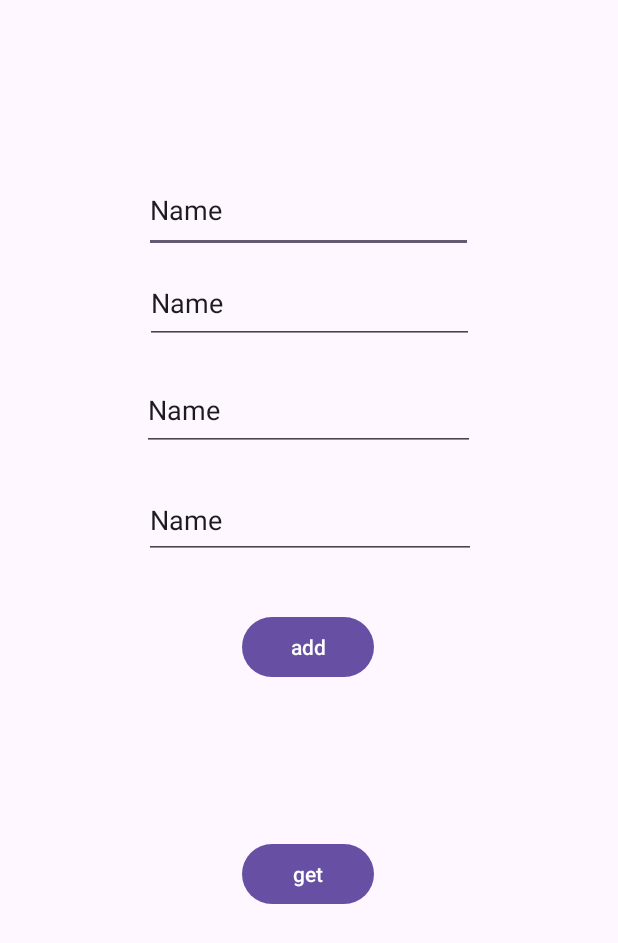
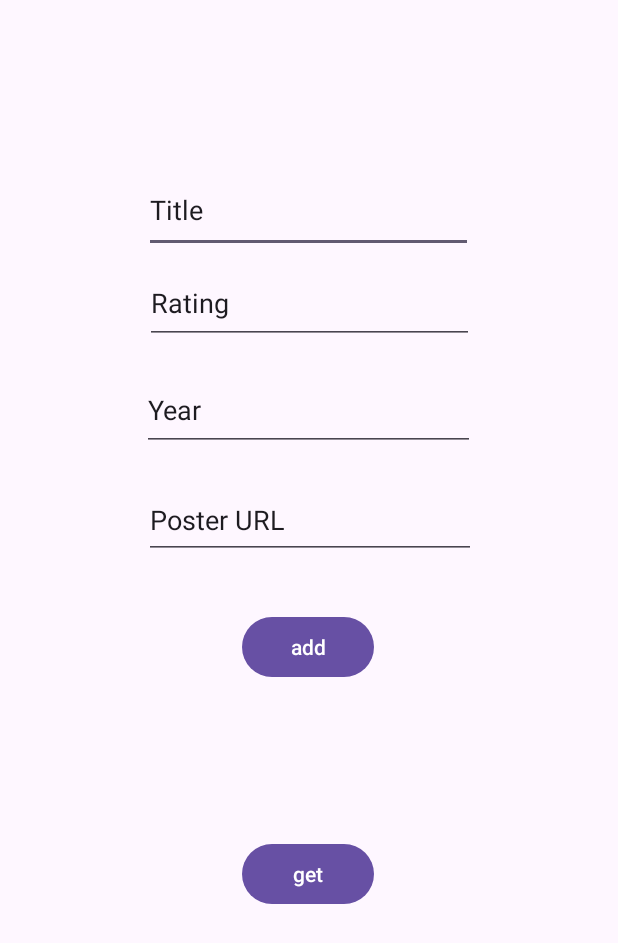
Before and after one commit to Mackintac/COMP3025-Assignment2-v2, an Android app: the MainActivity screen opened directly, with no data from a screen before it, on a phone screen of 412 x 824 dp. Shown: the top 943 px of the screen. Run offline under Robolectric (Android 15) with nearby library versions, the phone set to English and light mode, and no system bars; our stand-ins replace Firebase (no records; nobody signed in at launch, a user with empty details on screens opened directly).

Commit message:
update text

```diff
--- a/app/src/main/res/layout/activity_main.xml
+++ b/app/src/main/res/layout/activity_main.xml
@@ -37,7 +37,7 @@
         android:layout_height="57dp"
         android:ems="10"
         android:inputType="text"
-        android:text="Name"
+        android:text="Title"
         app:layout_constraintBottom_toBottomOf="parent"
         app:layout_constraintEnd_toEndOf="parent"
         app:layout_constraintHorizontal_bias="0.497"
@@ -51,7 +51,7 @@
         android:layout_height="54dp"
         android:ems="10"
         android:inputType="text"
-        android:text="Name"
+        android:text="Rating"
         app:layout_constraintBottom_toBottomOf="parent"
         app:layout_constraintEnd_toEndOf="parent"
         app:layout_constraintStart_toStartOf="parent"
@@ -64,7 +64,7 @@
         android:layout_height="54dp"
         android:ems="10"
         android:inputType="text"
-        android:text="Name"
+        android:text="Year"
         app:layout_constraintBottom_toBottomOf="parent"
         app:layout_constraintEnd_toEndOf="parent"
         app:layout_constraintHorizontal_bias="0.497"
@@ -78,7 +78,7 @@
         android:layout_height="52dp"
         android:ems="10"
         android:inputType="text"
-        android:text="Name"
+        android:text="Poster URL"
         app:layout_constraintBottom_toBottomOf="parent"
         app:layout_constraintEnd_toEndOf="parent"
         app:layout_constraintHorizontal_bias="0.505"
```
